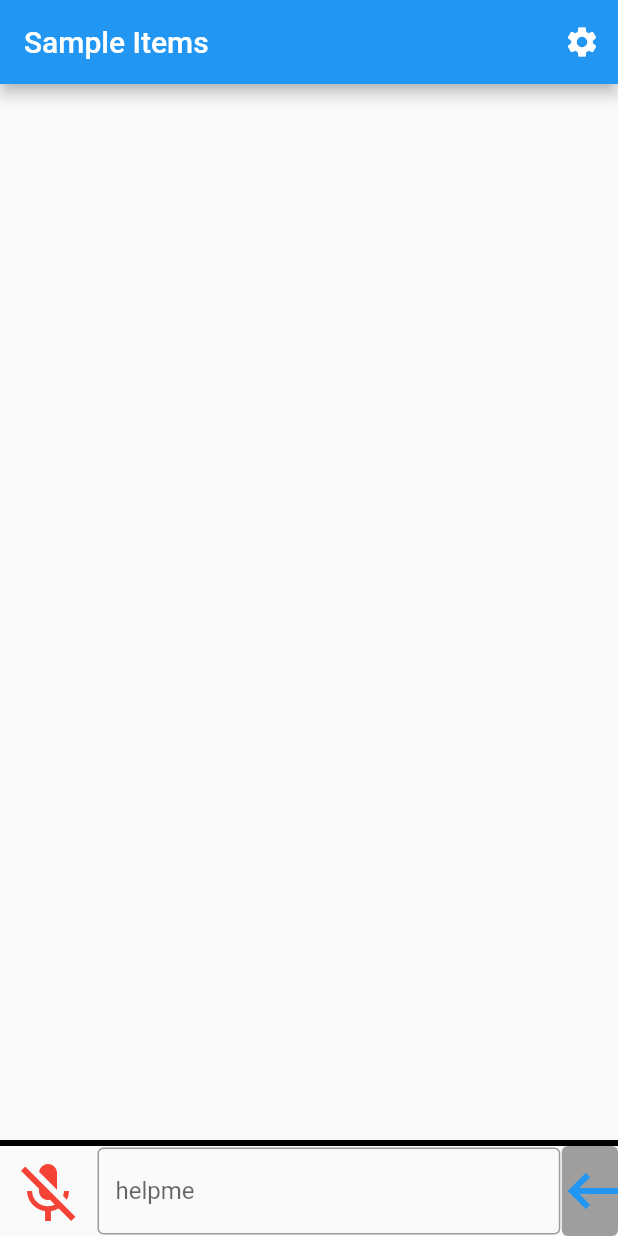
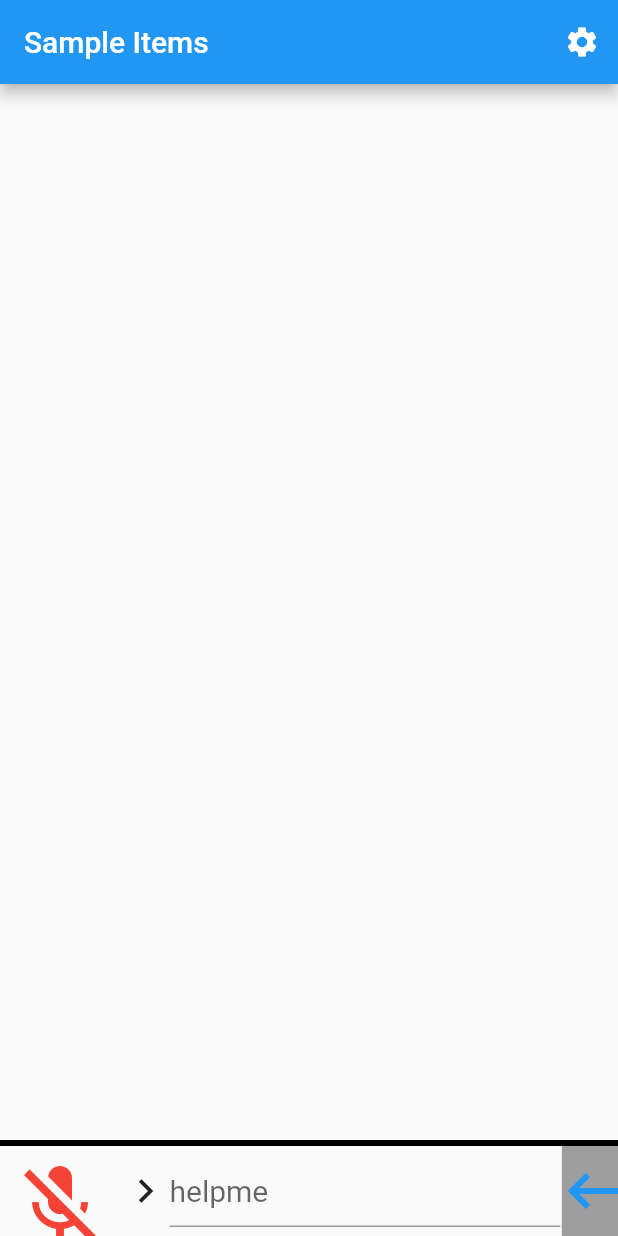
Before and after one commit to gabrielclark3330/natural-language-shell, a Flutter app: the screen it shows after launch, on a phone screen of 412 x 824 dp. Run offline on Flutter 3.47's test engine with Material 2 defaults, Android fonts, the phone set to English and light mode, and no system bars; generated files the repository leaves out were written again.

Commit message:
Add Style for footer #20

```diff
--- a/frontend/natural_language_shell/lib/src/app.dart
+++ b/frontend/natural_language_shell/lib/src/app.dart
@@ -2,7 +2,6 @@ import 'package:flutter/material.dart';
 import 'package:flutter_gen/gen_l10n/app_localizations.dart';
 import 'package:flutter_localizations/flutter_localizations.dart';
 
-import 'sample_feature/sample_item_details_view.dart';
 import 'sample_feature/sample_item_list_view.dart';
 import 'settings/settings_controller.dart';
 import 'settings/settings_view.dart';
--- a/frontend/natural_language_shell/lib/src/input/input_field.dart
+++ b/frontend/natural_language_shell/lib/src/input/input_field.dart
@@ -27,13 +27,22 @@ class _InputField extends State<InputField> {
   Widget build(BuildContext context) {
     return Padding(
       padding: const EdgeInsets.symmetric(horizontal: 1, vertical: 1),
+      child: Row(
+        children: [
+          const Icon(Icons.chevron_right_sharp, size: 32),
+          Expanded(
               child: TextField(
+            style: const TextStyle(
+              fontSize: 20,
+            ),
             controller: inputController,
             onSubmitted: (value) {
               // Sends the current value of text field to either output, history or a function.
               var term = Provider.of<TerminalModel>(context, listen: false);
               term.add(value);
               inputController.text = "";
+              var text = Provider.of<InputModel>(context, listen: false);
+              text.change("");
               // print(value);
             },
             onChanged: (value) {
@@ -42,9 +51,10 @@ class _InputField extends State<InputField> {
               text.change(value);
             },
             decoration: const InputDecoration(
-          border: OutlineInputBorder(),
               hintText: "helpme",
             ),
+          )),
+        ],
       ),
     );
   }
--- a/frontend/natural_language_shell/lib/src/mic/mic_button.dart
+++ b/frontend/natural_language_shell/lib/src/mic/mic_button.dart
@@ -15,21 +15,33 @@ bool startMicFunction() {
   return true;
 }
 
+final ButtonStyle micButtonSytle = TextButton.styleFrom(
+  minimumSize: const Size(10, 10),
+  // backgroundColor: Colors.grey,
+  // padding: const EdgeInsets.all(0),
+  shape: RoundedRectangleBorder(
+    borderRadius: BorderRadius.circular(0),
+  ),
+);
+
+const double iconSize = 64.0;
+
 class _MicButton extends State<MicButton> {
   bool isOff = true;
 
   @override
   Widget build(BuildContext context) {
-    return IconButton(
-      iconSize: 48,
-      enableFeedback: true,
-      icon: (isOff)
+    return TextButton(
+      style: micButtonSytle,
+      child: (isOff)
           ? const Icon(
               Icons.mic_off_sharp,
+              size: iconSize,
               color: Colors.red,
             )
           : const Icon(
               Icons.mic,
+              size: iconSize,
               color: Colors.blue,
             ),
       onPressed: () {
--- a/frontend/natural_language_shell/lib/src/submit/submit_button.dart
+++ b/frontend/natural_language_shell/lib/src/submit/submit_button.dart
@@ -9,6 +9,9 @@ final ButtonStyle flatButtonStyle = TextButton.styleFrom(
   minimumSize: const Size(10, 10),
   backgroundColor: Colors.grey,
   padding: const EdgeInsets.all(0),
+  shape: RoundedRectangleBorder(
+    borderRadius: BorderRadius.circular(0),
+  ),
 );
 
 class SubmitButton extends StatelessWidget {
```
Lines whose indentation alone changed are shown as unchanged.
